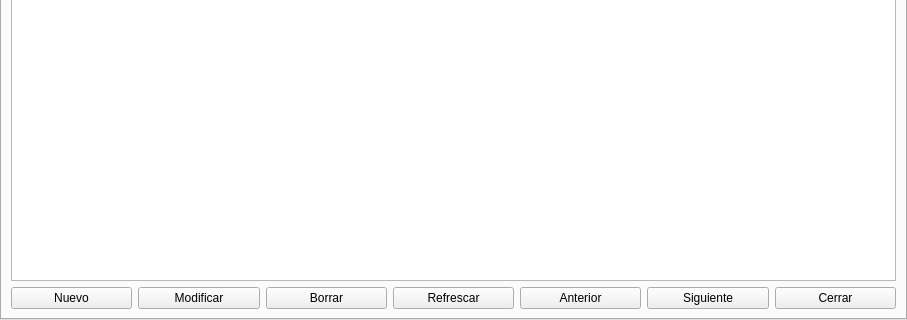
The window that tabwidget.ui (Ladis72/tienda) describes before a commit, drawn with Qt 5; both pictures show x 0 to 907 and y 292 to 612 of the 907 by 612 pixel window.
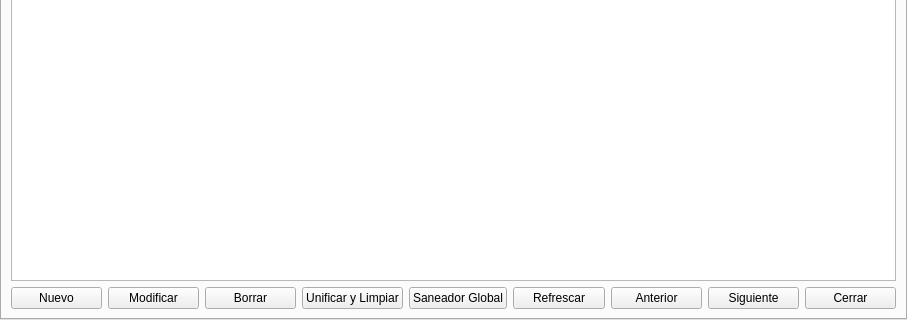
The same window after the commit. Icons and pictures are not drawn.

Commit message: feat: implement master data unification and global sanitization tools across multiple modules

What changed in the file:
```diff
--- a/tabwidget.ui
+++ b/tabwidget.ui
@@ -354,6 +354,20 @@
         </property>
        </widget>
       </item>
+      <item>
+       <widget class="QPushButton" name="pushButtonUnificar">
+        <property name="text">
+         <string>Unificar y Limpiar</string>
+        </property>
+       </widget>
+      </item>
+      <item>
+       <widget class="QPushButton" name="pushButtonSaneador">
+        <property name="text">
+         <string>Saneador Global</string>
+        </property>
+       </widget>
+      </item>
       <item>
        <widget class="QPushButton" name="pushButtonRefrescar">
         <property name="text">
```
The commit also changes 34 other files.
